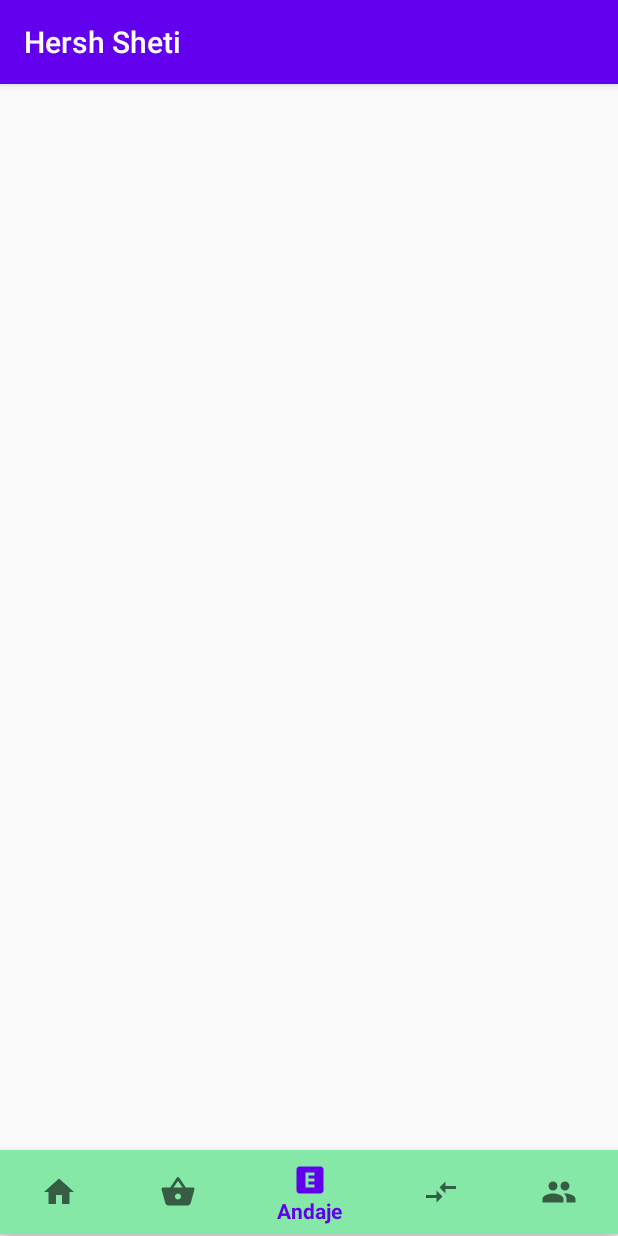
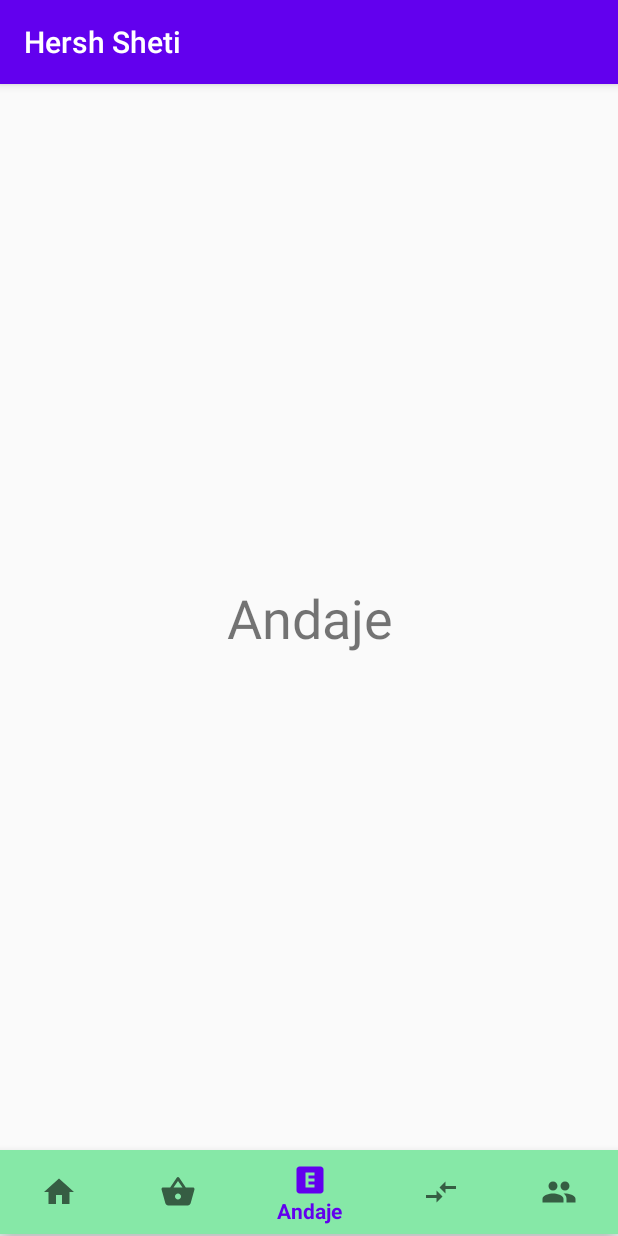
Before and after one commit to AndroidLohot/HershSheti, an Android app: the screen it shows after launch (MainActivity), item 3 of the bottom bar chosen, on a phone screen of 412 x 824 dp. Run offline under Robolectric (Android 15) with nearby library versions, the phone set to English and light mode, and no system bars.

Commit message:
Add Bottom Navigetion Bar 3 cheking the fragment attachment from MainActivity

```diff
--- a/app/src/main/java/com/example/hershsheti/MainActivity.java
+++ b/app/src/main/java/com/example/hershsheti/MainActivity.java
@@ -1,14 +1,71 @@
 package com.example.hershsheti;
 
+import androidx.annotation.NonNull;
 import androidx.appcompat.app.AppCompatActivity;
+import androidx.fragment.app.Fragment;
+import androidx.fragment.app.FragmentManager;
+import androidx.fragment.app.FragmentTransaction;
 
 import android.os.Bundle;
+import android.view.MenuItem;
+
+import com.example.hershsheti.BNB_Fragments.AndajeFragment;
+import com.example.hershsheti.BNB_Fragments.BajarFragment;
+import com.example.hershsheti.BNB_Fragments.HomeFragment;
+import com.example.hershsheti.BNB_Fragments.ParFragment;
+import com.example.hershsheti.BNB_Fragments.SevaDeneGheneFragment;
+import com.google.android.material.bottomnavigation.BottomNavigationView;
 
 public class MainActivity extends AppCompatActivity {
+
+    private BottomNavigationView bottomView;
 
     @Override
     protected void onCreate(Bundle savedInstanceState) {
         super.onCreate(savedInstanceState);
         setContentView(R.layout.activity_main);
+
+        bottomView=(BottomNavigationView)findViewById(R.id.bottom_navigation);
+
+        bottomView.setOnNavigationItemSelectedListener(nl);
+
+        getSupportFragmentManager().beginTransaction().replace(R.id.fragment_container,new HomeFragment()).commit();
+
     }
+   private BottomNavigationView.OnNavigationItemSelectedListener nl=new BottomNavigationView.OnNavigationItemSelectedListener() {
+       @Override
+       public boolean onNavigationItemSelected(@NonNull MenuItem item) {
+
+           Fragment selctedFragment=null;
+
+           switch (item.getItemId())
+           {
+               case R.id.bHome:
+                   SelectedFragment(new HomeFragment());
+                   break;
+               case R.id.bBajar:
+                   SelectedFragment(new BajarFragment());
+                   break;
+               case R.id.bSevaDeneGhene:
+                   SelectedFragment(new SevaDeneGheneFragment());
+                   break;
+               case R.id.bAndaje:
+                   SelectedFragment(new AndajeFragment());
+                   break;
+               case R.id.bPar:
+                   SelectedFragment(new ParFragment());
+                   break;
+           }
+
+           return true;
+       }
+   };
+
+
+   private void SelectedFragment(Fragment fragment)
+   {
+       FragmentManager fm=getSupportFragmentManager();
+       FragmentTransaction ft=fm.beginTransaction();
+       ft.replace(R.id.fragment_container,fragment).commit();
+   }
 }
--- a/app/src/main/res/layout/activity_main.xml
+++ b/app/src/main/res/layout/activity_main.xml
@@ -6,14 +6,6 @@
     android:layout_height="match_parent"
     tools:context=".MainActivity">
 
-    <FrameLayout
-        android:id="@+id/fragment_container"
-        android:layout_width="match_parent"
-        android:layout_height="match_parent"
-        app:layout_a="@+id/bottom_navigation"
-        app:layout_constraintEnd_toEndOf="parent"
-        app:layout_constraintHorizontal_bias="0.666"
-        app:layout_constraintStart_toStartOf="parent" />
 
     <com.google.android.material.bottomnavigation.BottomNavigationView
         android:layout_width="0dp"
@@ -26,4 +18,14 @@
         app:layout_constraintStart_toStartOf="parent"
         android:id="@+id/bottom_navigation"
         app:menu="@menu/bottom_n_menu" />
+
+    <FrameLayout
+        android:id="@+id/fragment_container"
+        android:name="com.example.hershsheti.BNB_Fragments.HomeFragment"
+        android:layout_width="399dp"
+        android:layout_height="668dp"
+        app:layout_constraintBottom_toTopOf="@+id/bottom_navigation"
+        app:layout_constraintEnd_toEndOf="parent"
+        app:layout_constraintStart_toStartOf="parent"
+        app:layout_constraintTop_toTopOf="parent" />
 </androidx.constraintlayout.widget.ConstraintLayout>
--- a/app/src/main/res/layout/fragment_andaje.xml
+++ b/app/src/main/res/layout/fragment_andaje.xml
@@ -1,14 +1,20 @@
 <?xml version="1.0" encoding="utf-8"?>
-<FrameLayout xmlns:android="http://schemas.android.com/apk/res/android"
+<androidx.constraintlayout.widget.ConstraintLayout  xmlns:android="http://schemas.android.com/apk/res/android"
+    xmlns:app="http://schemas.android.com/apk/res-auto"
     xmlns:tools="http://schemas.android.com/tools"
     android:layout_width="match_parent"
     android:layout_height="match_parent"
     tools:context=".BNB_Fragments.AndajeFragment">
 
-    <!-- TODO: Update blank fragment layout -->
+
     <TextView
-        android:layout_width="match_parent"
-        android:layout_height="match_parent"
-        android:text="@string/hello_blank_fragment" />
-
-</FrameLayout>
+        android:id="@+id/textView3"
+        android:layout_width="wrap_content"
+        android:layout_height="wrap_content"
+        android:text="@string/Bottom_N_andaje"
+        android:textSize="36sp"
+        app:layout_constraintBottom_toBottomOf="parent"
+        app:layout_constraintEnd_toEndOf="parent"
+        app:layout_constraintStart_toStartOf="parent"
+        app:layout_constraintTop_toTopOf="parent" />
+</androidx.constraintlayout.widget.ConstraintLayout >
```
Also changed, not shown: app/src/main/res/layout/fragment_bajar.xml (+14 -7 lines), app/src/main/res/layout/fragment_home.xml (+13 -7 lines), app/src/main/res/layout/fragment_par.xml (+16 -2 lines), app/src/main/res/layout/fragment_seva_dene_ghene.xml (+13 -7 lines).
